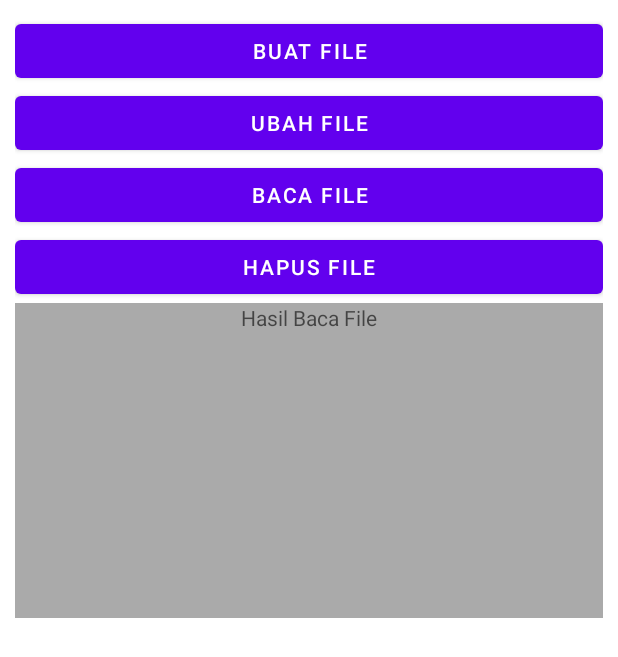
After one commit to Rjndrkha/Tugas1_Mobile, an Android app: the layout activity_internal.xml on its own in the app's theme, with its tools: preview values and no code run, on a phone screen of 412 x 824 dp. The commit adds this screen. Shown: the top 657 px of the screen. Run offline under Robolectric (Android 15) with nearby library versions, the phone set to English and light mode, and no system bars.

Commit message:
ADD FEATURE & FIX BUG

```diff
--- a/app/src/main/java/org/aplas/tugas1_rajendra/About.java
+++ b/app/src/main/java/org/aplas/tugas1_rajendra/About.java
@@ -9,6 +9,8 @@ import android.view.View;
 import android.widget.Toast;
 
 import androidx.appcompat.app.AppCompatActivity;
+
+import org.aplas.tugas1_rajendra.login_register.HalamanEmpat;
 
 public class About extends AppCompatActivity {
 
@@ -38,7 +40,7 @@ public class About extends AppCompatActivity {
         if(item.getItemId()==R.id.clkabout){
             startActivity(new Intent(this,About.class));
         }else if(item.getItemId()==R.id.clkout){
-            startActivity(new Intent(this,HalamanEmpat.class));
+            startActivity(new Intent(this, HalamanEmpat.class));
 
             Toast.makeText(this, "Logout Success", Toast.LENGTH_SHORT).show();
         }
--- a/app/src/main/java/org/aplas/tugas1_rajendra/Berhasil.java
+++ b/app/src/main/java/org/aplas/tugas1_rajendra/Berhasil.java
@@ -10,6 +10,9 @@ import android.widget.TextView;
 import android.widget.Toast;
 
 import androidx.appcompat.app.AppCompatActivity;
+
+import org.aplas.tugas1_rajendra.login_register.HalamanEmpat;
+import org.aplas.tugas1_rajendra.login_register.Register;
 
 import java.text.SimpleDateFormat;
 import java.util.Date;
@@ -64,7 +67,7 @@ public class Berhasil extends AppCompatActivity {
             startActivity(new Intent(this,About.class));
         }else if(item.getItemId()==R.id.clkout){
 
-            startActivity(new Intent(this,HalamanEmpat.class));
+            startActivity(new Intent(this, HalamanEmpat.class));
             Toast.makeText(this, "Log-out Success", Toast.LENGTH_SHORT).show();
         }
         return true;
--- a/app/src/main/java/org/aplas/tugas1_rajendra/HalamanTiga.java
+++ b/app/src/main/java/org/aplas/tugas1_rajendra/HalamanTiga.java
@@ -5,6 +5,8 @@ import androidx.appcompat.app.AppCompatActivity;
 import android.content.Intent;
 import android.os.Bundle;
 import android.view.View;
+
+import org.aplas.tugas1_rajendra.login_register.HalamanEmpat;
 
 public class HalamanTiga extends AppCompatActivity {
 
--- a/app/src/main/java/org/aplas/tugas1_rajendra/MainActivity.java
+++ b/app/src/main/java/org/aplas/tugas1_rajendra/MainActivity.java
@@ -6,6 +6,8 @@ import android.os.Handler;
 import android.widget.Toast;
 
 import androidx.appcompat.app.AppCompatActivity;
+
+import org.aplas.tugas1_rajendra.login_register.HalamanEmpat;
 
 public class MainActivity extends AppCompatActivity {
 
--- a/app/src/main/java/org/aplas/tugas1_rajendra/MyItem.java
+++ b/app/src/main/java/org/aplas/tugas1_rajendra/MyItem.java
@@ -3,11 +3,12 @@ package org.aplas.tugas1_rajendra;
 public class MyItem {
 
     static int[] Gambar={
-            R.mipmap.calculator,R.mipmap.icon_black
+            R.mipmap.calculator,
+            R.mipmap.icon_black
     };
 
     static String[] Headline={
-            "R Calculator","App 2"
+            "R Calculator","Persistence App"
 
     };
 
--- a/app/src/main/java/org/aplas/tugas1_rajendra/MainCalculator.java
+++ b/app/src/main/java/org/aplas/tugas1_rajendra/calculator/MainCalculator.java
@@ -1,10 +1,12 @@
-package org.aplas.tugas1_rajendra;
+package org.aplas.tugas1_rajendra.calculator;
 
 import androidx.appcompat.app.AppCompatActivity;
 
 import android.content.Intent;
 import android.os.Bundle;
 import android.os.Handler;
+
+import org.aplas.tugas1_rajendra.R;
 
 public class MainCalculator extends AppCompatActivity {
 
--- a/app/src/main/java/org/aplas/tugas1_rajendra/Register.java
+++ b/app/src/main/java/org/aplas/tugas1_rajendra/login_register/Register.java
@@ -1,4 +1,4 @@
-package org.aplas.tugas1_rajendra;
+package org.aplas.tugas1_rajendra.login_register;
 
 import android.content.Intent;
 import android.os.Bundle;
@@ -9,6 +9,10 @@ import android.widget.EditText;
 import android.widget.Toast;
 
 import androidx.appcompat.app.AppCompatActivity;
+
+import org.aplas.tugas1_rajendra.Berhasil;
+import org.aplas.tugas1_rajendra.R;
+
 
 public class Register extends AppCompatActivity {
 
--- a/app/src/main/res/layout/activity_calculator_app.xml
+++ b/app/src/main/res/layout/activity_calculator_app.xml
@@ -5,7 +5,7 @@
     android:layout_width="match_parent"
     android:layout_height="match_parent"
     android:background="#233137"
-    tools:context=".CalculatorApp">
+    tools:context=".calculator.CalculatorApp">
 
 
     <RelativeLayout
--- a/app/src/main/res/layout/activity_halaman_empat.xml
+++ b/app/src/main/res/layout/activity_halaman_empat.xml
@@ -5,7 +5,7 @@
     android:layout_width="match_parent"
     android:layout_height="match_parent"
     android:background="@color/white"
-    tools:context=".HalamanEmpat">
+    tools:context=".login_register.HalamanEmpat">
 
     <ImageView
         android:id="@+id/logo"
--- /dev/null
+++ b/app/src/main/res/layout/activity_internal.xml
@@ -0,0 +1,55 @@
+<?xml version="1.0" encoding="utf-8"?>
+<androidx.appcompat.widget.LinearLayoutCompat
+    xmlns:android="http://schemas.android.com/apk/res/android"
+    xmlns:app="http://schemas.android.com/apk/res-auto"
+    xmlns:tools="http://schemas.android.com/tools"
+    android:layout_width="match_parent"
+
+    android:layout_height="match_parent"
+    tools:context=".persistance_data.Internal">
+    <LinearLayout
+        android:layout_width="match_parent"
+        android:layout_height="match_parent"
+        android:orientation="vertical"
+        android:padding="10dp">
+
+        <Button
+            android:layout_width="match_parent"
+            android:layout_height="wrap_content"
+            android:text="Buat File"
+            android:id="@+id/buttonBuatFile"
+            />
+
+        <Button
+            android:layout_width="match_parent"
+            android:layout_height="wrap_content"
+            android:text="Ubah File"
+            android:id="@+id/buttonUbahFile"
+        />
+
+        <Button
+            android:layout_width="match_parent"
+            android:layout_height="wrap_content"
+            android:text="Baca File"
+            android:id="@+id/buttonBacaFile"/>
+        <Button
+            android:layout_width="match_parent"
+            android:layout_height="wrap_content"
+            android:id="@+id/buttonHapusFile"
+            android:text="Hapus File"/>
+        <TextView
+            android:layout_width="match_parent"
+            android:layout_height="210dp"
+            android:id="@+id/textBaca"
+            android:background="@android:color/darker_gray"
+            android:ems="10"
+            android:gravity="top|left"
+            android:hint="Hasil Baca File"
+            android:textAlignment="center"
+            android:inputType="textMultiLine"/>
+
+
+    </LinearLayout>
+
+
+    </androidx.appcompat.widget.LinearLayoutCompat>
--- a/app/src/main/res/layout/activity_main_calculator.xml
+++ b/app/src/main/res/layout/activity_main_calculator.xml
@@ -5,7 +5,7 @@
     android:layout_width="match_parent"
     android:layout_height="match_parent"
     android:background="@color/black"
-    tools:context=".MainCalculator">
+    tools:context=".calculator.MainCalculator">
 
 
     <ImageView
--- a/app/src/main/res/layout/activity_register.xml
+++ b/app/src/main/res/layout/activity_register.xml
@@ -5,7 +5,7 @@
     android:layout_width="match_parent"
     android:layout_height="match_parent"
     android:background="@color/white"
-    tools:context=".HalamanEmpat">
+    tools:context=".login_register.HalamanEmpat">
 
     <ImageView
         android:id="@+id/logo"
```
Also changed, not shown: app/src/main/AndroidManifest.xml (+13 -5 lines), app/src/main/java/org/aplas/tugas1_rajendra/HalamanUtama.java (+5 -2 lines), app/src/main/java/org/aplas/tugas1_rajendra/ItemAdapter.java (+9 -3 lines), app/src/main/java/org/aplas/tugas1_rajendra/calculator/CalculatorApp.java (renamed from app/src/main/java/org/aplas/tugas1_rajendra/CalculatorApp.java, +7 -3 lines), app/src/main/java/org/aplas/tugas1_rajendra/login_register/HalamanEmpat.java (renamed from app/src/main/java/org/aplas/tugas1_rajendra/HalamanEmpat.java, +5 -2 lines), app/src/main/java/org/aplas/tugas1_rajendra/persistance_data/Internal.java (added, +160 -0 lines).
